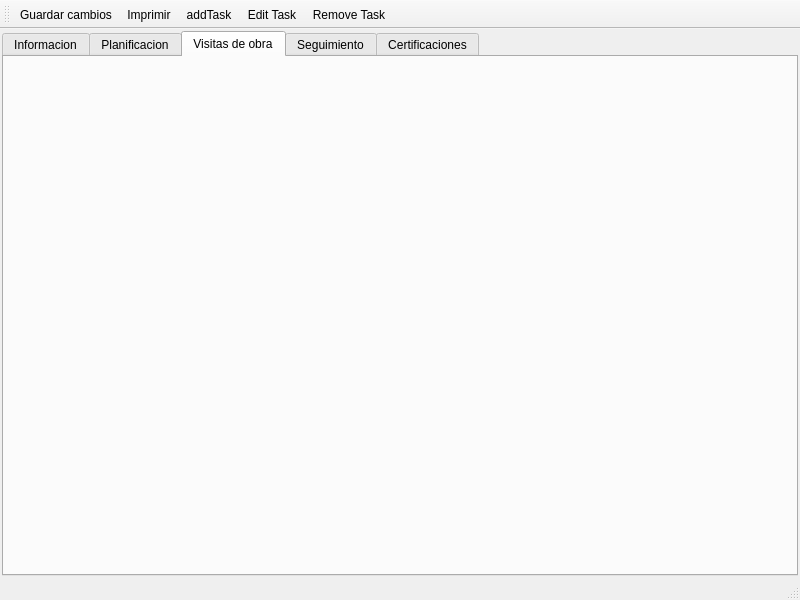
diegowald/mksPlanner, file mksPlanner/views/projectwindow.ui: the form before one commit.
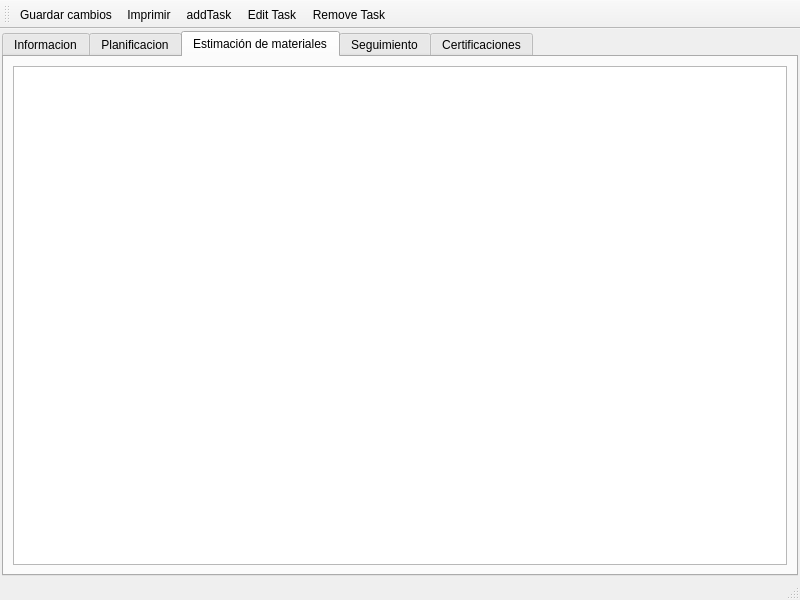
The form after the commit. The open tabs and pages were chosen to show the change. Icons and pictures are not drawn. Custom widgets are drawn as their Qt base class.

Commit message: Primer implementacion de listado de materiales estimados realizada.

```diff
--- a/mksPlanner/views/projectwindow.ui
+++ b/mksPlanner/views/projectwindow.ui
@@ -249,8 +249,13 @@
       </widget>
       <widget class="QWidget" name="tab_3">
        <attribute name="title">
-        <string>Visitas de obra</string>
+        <string>Estimación de materiales</string>
        </attribute>
+       <layout class="QVBoxLayout" name="verticalLayout_4">
+        <item>
+         <widget class="QTableWidget" name="tblEstimacionMateriales"/>
+        </item>
+       </layout>
       </widget>
       <widget class="QWidget" name="tab_4">
        <attribute name="title">
```
Left out of the diff: 2 changed lines with no effect on the pictures. The commit also changes 4 other files.
